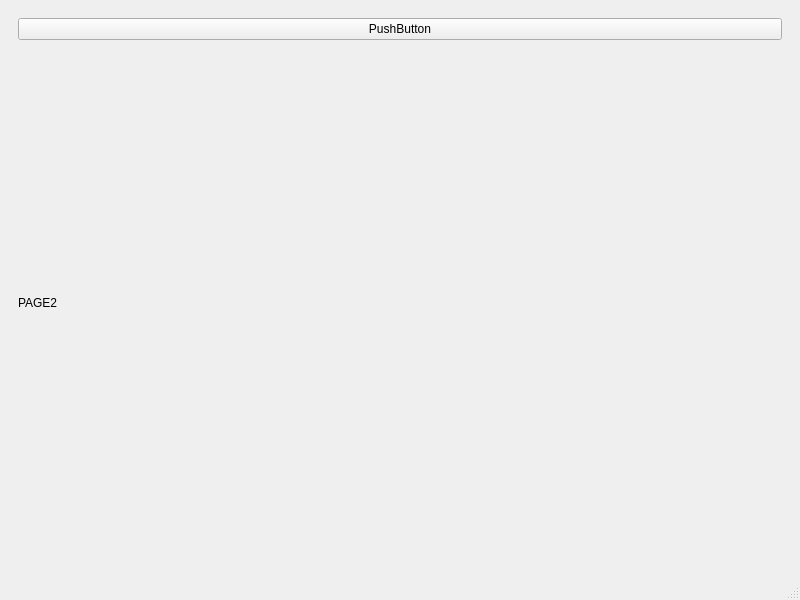
Qt form mainwindow.ui (Ognys/qt-project) before a commit.
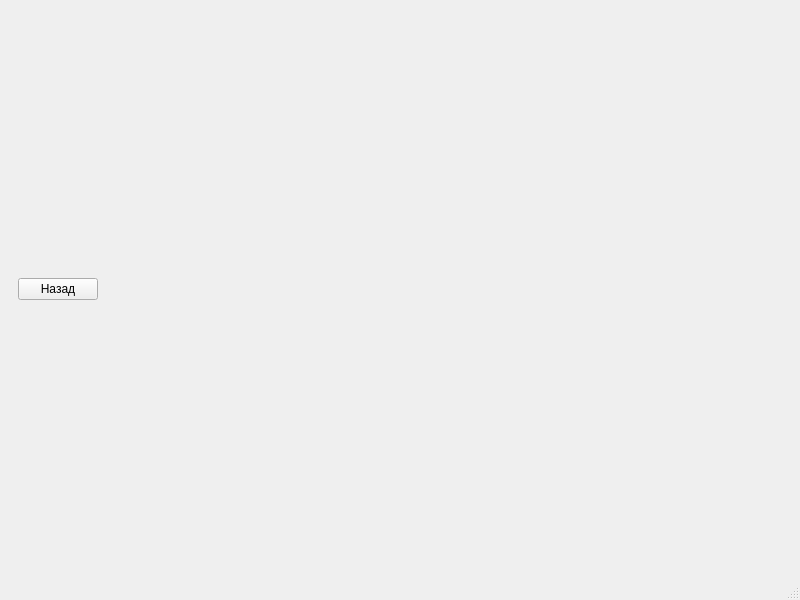
The same form after that commit. The open tabs and pages were chosen to show the change.

Commit message: refactor: поменял дизайн второй страницы

```diff
--- a/mainwindow.ui
+++ b/mainwindow.ui
@@ -31,18 +31,32 @@
       <widget class="QWidget" name="page_2">
        <layout class="QVBoxLayout" name="verticalLayout_3">
         <item>
+         <layout class="QVBoxLayout" name="verticalLayout_4">
+          <item>
+           <layout class="QHBoxLayout" name="horizontalLayout">
+            <item>
          <widget class="QPushButton" name="pushButton_2">
           <property name="text">
-           <string>PushButton</string>
+               <string>Назад</string>
           </property>
          </widget>
         </item>
         <item>
-         <widget class="QLabel" name="label">
-          <property name="text">
-           <string>PAGE2</string>
-          </property>
-         </widget>
+             <spacer name="horizontalSpacer">
+              <property name="orientation">
+               <enum>Qt::Orientation::Horizontal</enum>
+              </property>
+              <property name="sizeHint" stdset="0">
+               <size>
+                <width>40</width>
+                <height>20</height>
+               </size>
+              </property>
+             </spacer>
+            </item>
+           </layout>
+          </item>
+         </layout>
         </item>
        </layout>
       </widget>
```
Lines whose indentation alone changed are shown as unchanged.
